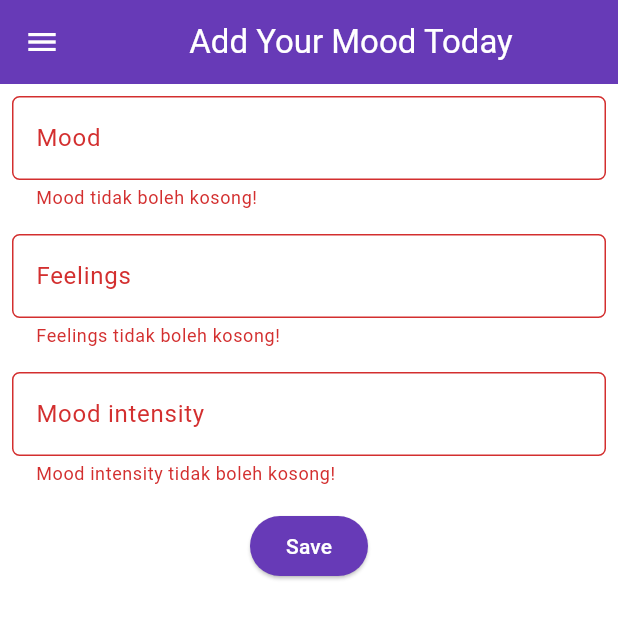
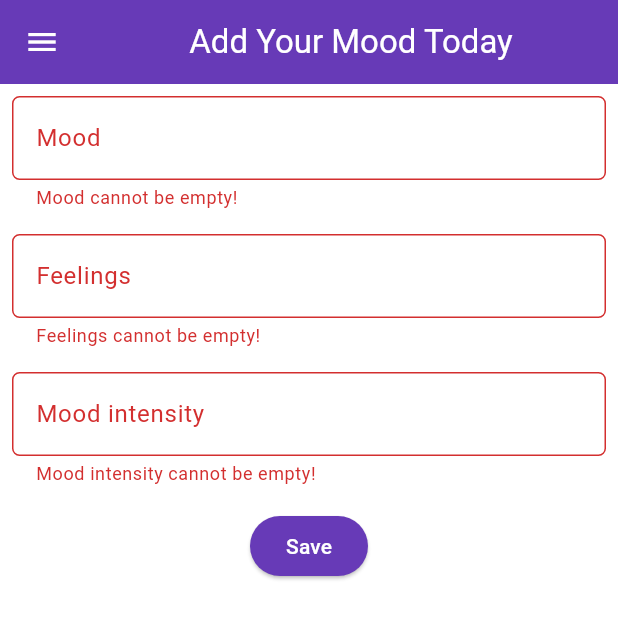
Before and after one commit to izzydharma/mental-health-tracker-mobile, a Flutter app: the MoodEntryFormPage screen opened directly, after a tap on "Save", on a phone screen of 412 x 824 dp. Shown: the top 619 px of the screen. Run offline on Flutter 3.47's test engine with Material 3 defaults, Android fonts, the phone set to English and light mode, and no system bars; missing offline and left inert: pbp_django_auth.

Commit message:
commit tutuor  8

```diff
--- a/lib/main.dart
+++ b/lib/main.dart
@@ -1,8 +1,8 @@
 import 'package:flutter/material.dart';
-import 'package:mental_health_tracker/screens/menu.dart';
 import 'package:mental_health_tracker/screens/login.dart';
 import 'package:pbp_django_auth/pbp_django_auth.dart';
 import 'package:provider/provider.dart';
+
 
 void main() {
   runApp(const MyApp());
--- a/lib/screens/login.dart
+++ b/lib/screens/login.dart
@@ -3,6 +3,7 @@ import 'package:flutter/material.dart';
 import 'package:pbp_django_auth/pbp_django_auth.dart';
 import 'package:provider/provider.dart';
 import 'package:mental_health_tracker/screens/register.dart';
+// TODO: Import RegisterPage later
 
 void main() {
   runApp(const LoginApp());
--- a/lib/screens/moodentry_form.dart
+++ b/lib/screens/moodentry_form.dart
@@ -1,9 +1,10 @@
+import 'dart:convert';
+
 import 'package:flutter/material.dart';
-import 'package:mental_health_tracker/screens/menu.dart';
 import 'package:mental_health_tracker/widgets/left_drawer.dart';
 import 'package:pbp_django_auth/pbp_django_auth.dart';
 import 'package:provider/provider.dart';
-import 'dart:convert';
+import 'package:mental_health_tracker/screens/menu.dart';
 
 class MoodEntryFormPage extends StatefulWidget {
   const MoodEntryFormPage({super.key});
@@ -14,14 +15,13 @@ class MoodEntryFormPage extends StatefulWidget {
 
 class _MoodEntryFormPageState extends State<MoodEntryFormPage> {
   final _formKey = GlobalKey<FormState>();
-  String _mood = '';
-  String _feelings = '';
+  String _mood = "";
+  String _feelings = "";
   int _moodIntensity = 0;
 
   @override
   Widget build(BuildContext context) {
     final request = context.watch<CookieRequest>();
-
     return Scaffold(
       appBar: AppBar(
         title: const Center(
@@ -56,7 +56,7 @@ class _MoodEntryFormPageState extends State<MoodEntryFormPage> {
                   },
                   validator: (String? value) {
                     if (value == null || value.isEmpty) {
-                      return "Mood tidak boleh kosong!";
+                      return "Mood cannot be empty!";
                     }
                     return null;
                   },
@@ -79,7 +79,7 @@ class _MoodEntryFormPageState extends State<MoodEntryFormPage> {
                   },
                   validator: (String? value) {
                     if (value == null || value.isEmpty) {
-                      return "Feelings tidak boleh kosong!";
+                      return "Feelings cannot be empty!";
                     }
                     return null;
                   },
@@ -102,10 +102,10 @@ class _MoodEntryFormPageState extends State<MoodEntryFormPage> {
                   },
                   validator: (String? value) {
                     if (value == null || value.isEmpty) {
-                      return "Mood intensity tidak boleh kosong!";
+                      return "Mood intensity cannot be empty!";
                     }
                     if (int.tryParse(value) == null) {
-                      return "Mood intensity harus berupa angka!";
+                      return "Mood intensity must be a number!";
                     }
                     return null;
                   },
@@ -125,7 +125,7 @@ class _MoodEntryFormPageState extends State<MoodEntryFormPage> {
         // Send request to Django and wait for the response
         // TODO: Change the URL to your Django app's URL. Don't forget to add the trailing slash (/) if needed.
         final response = await request.postJson(
-                                "http://localhost:8000/create-flutter/",
+            "http://127.0.0.1:8000/create-flutter/",
             jsonEncode(<String, String>{
                 'mood': _mood,
                 'mood_intensity': _moodIntensity.toString(),
--- a/lib/widgets/left_drawer.dart
+++ b/lib/widgets/left_drawer.dart
@@ -1,7 +1,8 @@
 import 'package:flutter/material.dart';
-import 'package:mental_health_tracker/screens/list_moodentry.dart';
 import 'package:mental_health_tracker/screens/menu.dart';
 import 'package:mental_health_tracker/screens/moodentry_form.dart';
+import 'package:mental_health_tracker/screens/list_moodentry.dart';
+// TODO: Import MoodEntryFormPage if it has already been created
 
 class LeftDrawer extends StatelessWidget {
   const LeftDrawer({super.key});
@@ -29,16 +30,18 @@ class LeftDrawer extends StatelessWidget {
                 Padding(padding: EdgeInsets.all(8)),
                 Text(
                   "Track your mental health every day here!",
+                  // TODO: Add text style with center alignment, font size 15, white color, and normal weight
                   textAlign: TextAlign.center,
                   style: TextStyle(
                     fontSize: 15,
+                    color: Colors.white,
                     fontWeight: FontWeight.normal,
-                    color: Colors.white,
                   ),
                 ),
               ],
             ),
           ),
+          // Routing section
           ListTile(
             leading: const Icon(Icons.home_outlined),
             title: const Text('Home Page'),
@@ -48,7 +51,8 @@ class LeftDrawer extends StatelessWidget {
                 context,
                 MaterialPageRoute(
                   builder: (context) => MyHomePage(),
-                  ));
+                ),
+              );
             },
           ),
           ListTile(
@@ -60,7 +64,8 @@ class LeftDrawer extends StatelessWidget {
                 context,
                 MaterialPageRoute(
                   builder: (context) => MoodEntryFormPage(),
-                  ));
+                ),
+              );
             },
           ),
           ListTile(
```
Also changed, not shown: lib/models/mood_entry.dart (+4 -4 lines), lib/screens/list_moodentry.dart (+12 -23 lines), lib/screens/menu.dart (+34 -11 lines), lib/widgets/mood_card.dart (+23 -14 lines). Lines whose indentation alone changed are shown as unchanged.
